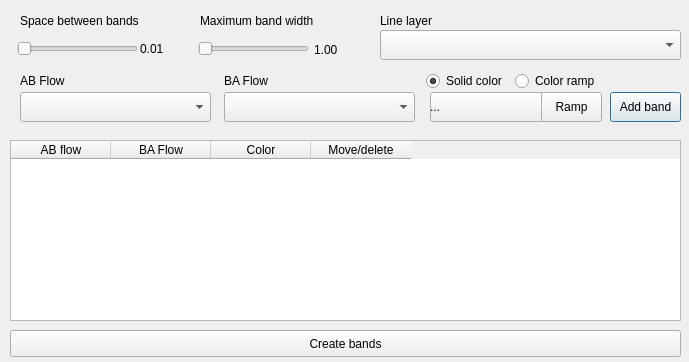
First picture: the form in gis/forms/ui_bandwidths.ui, repository AequilibraE/qaequilibrae, before the edit.
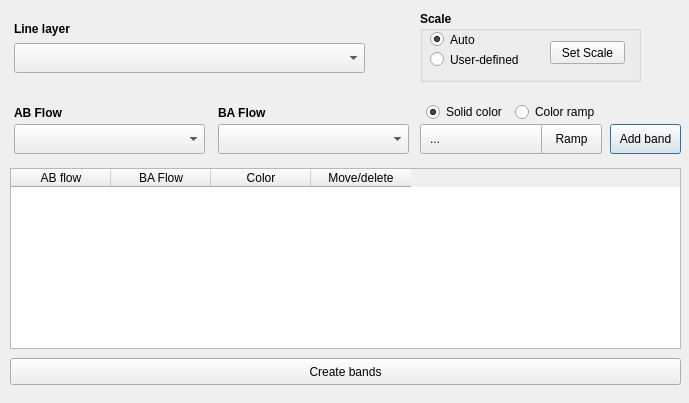
Second picture: the form after the edit. Custom widgets are drawn as their Qt base class.

Commit message: Improves bandwidth formatting to allow for a user-defined scale

Diff of the .ui file:
```diff
--- a/gis/forms/ui_bandwidths.ui
+++ b/gis/forms/ui_bandwidths.ui
@@ -7,70 +7,18 @@
     <x>0</x>
     <y>0</y>
     <width>689</width>
-    <height>362</height>
+    <height>403</height>
    </rect>
   </property>
   <property name="windowTitle">
    <string>AequilibraE - Stacked Bandwidth and color ramps</string>
   </property>
-  <widget class="QLabel" name="label">
-   <property name="geometry">
-    <rect>
-     <x>20</x>
-     <y>10</y>
-     <width>131</width>
-     <height>21</height>
-    </rect>
-   </property>
-   <property name="text">
-    <string>Space between bands</string>
-   </property>
-  </widget>
-  <widget class="QLabel" name="label_2">
-   <property name="geometry">
-    <rect>
-     <x>200</x>
-     <y>10</y>
-     <width>131</width>
-     <height>21</height>
-    </rect>
-   </property>
-   <property name="text">
-    <string>Maximum band width</string>
-   </property>
-  </widget>
-  <widget class="QSlider" name="slider_spacer">
-   <property name="geometry">
-    <rect>
-     <x>17</x>
-     <y>40</y>
-     <width>121</width>
-     <height>18</height>
-    </rect>
-   </property>
-   <property name="orientation">
-    <enum>Qt::Horizontal</enum>
-   </property>
-  </widget>
-  <widget class="QSlider" name="slider_band_size">
-   <property name="geometry">
-    <rect>
-     <x>198</x>
-     <y>40</y>
-     <width>111</width>
-     <height>18</height>
-    </rect>
-   </property>
-   <property name="orientation">
-    <enum>Qt::Horizontal</enum>
-   </property>
-  </widget>
   <widget class="QgsMapLayerComboBox" name="mMapLayerComboBox">
    <property name="geometry">
     <rect>
-     <x>380</x>
-     <y>30</y>
-     <width>301</width>
+     <x>14</x>
+     <y>43</y>
+     <width>351</width>
      <height>30</height>
     </rect>
    </property>
@@ -78,8 +26,8 @@
   <widget class="QgsFieldComboBox" name="ab_FieldComboBox">
    <property name="geometry">
     <rect>
-     <x>20</x>
-     <y>92</y>
+     <x>14</x>
+     <y>124</y>
      <width>191</width>
      <height>30</height>
     </rect>
@@ -88,9 +36,9 @@
   <widget class="QgsColorButtonV2" name="mColorButton">
    <property name="geometry">
     <rect>
-     <x>430</x>
-     <y>92</y>
-     <width>141</width>
+     <x>420</x>
+     <y>124</y>
+     <width>151</width>
      <height>30</height>
     </rect>
    </property>
@@ -98,12 +46,19 @@
   <widget class="QLabel" name="label_3">
    <property name="geometry">
     <rect>
-     <x>380</x>
-     <y>10</y>
+     <x>14</x>
+     <y>18</y>
      <width>131</width>
      <height>21</height>
     </rect>
    </property>
+   <property name="font">
+    <font>
+     <pointsize>9</pointsize>
+     <weight>75</weight>
+     <bold>true</bold>
+    </font>
+   </property>
    <property name="text">
     <string>Line layer</string>
    </property>
@@ -111,8 +66,8 @@
   <widget class="QgsFieldComboBox" name="ba_FieldComboBox">
    <property name="geometry">
     <rect>
-     <x>224</x>
-     <y>92</y>
+     <x>218</x>
+     <y>124</y>
      <width>191</width>
      <height>30</height>
     </rect>
@@ -122,11 +77,16 @@
    <property name="geometry">
     <rect>
      <x>610</x>
-     <y>92</y>
+     <y>124</y>
      <width>71</width>
      <height>30</height>
     </rect>
    </property>
+   <property name="font">
+    <font>
+     <pointsize>9</pointsize>
+    </font>
+   </property>
    <property name="text">
     <string>Add band</string>
    </property>
@@ -135,7 +95,7 @@
    <property name="geometry">
     <rect>
      <x>10</x>
-     <y>140</y>
+     <y>168</y>
      <width>671</width>
      <height>181</height>
     </rect>
@@ -182,12 +142,19 @@
   <widget class="QLabel" name="label_5">
    <property name="geometry">
     <rect>
-     <x>224</x>
-     <y>70</y>
+     <x>218</x>
+     <y>102</y>
      <width>131</width>
      <height>21</height>
     </rect>
    </property>
+   <property name="font">
+    <font>
+     <pointsize>9</pointsize>
+     <weight>75</weight>
+     <bold>true</bold>
+    </font>
+   </property>
    <property name="text">
     <string>BA Flow</string>
    </property>
@@ -195,12 +162,19 @@
   <widget class="QLabel" name="label_6">
    <property name="geometry">
     <rect>
-     <x>20</x>
-     <y>70</y>
+     <x>14</x>
+     <y>102</y>
      <width>131</width>
      <height>21</height>
     </rect>
    </property>
+   <property name="font">
+    <font>
+     <pointsize>9</pointsize>
+     <weight>75</weight>
+     <bold>true</bold>
+    </font>
+   </property>
    <property name="text">
     <string>AB Flow</string>
    </property>
@@ -209,50 +183,34 @@
    <property name="geometry">
     <rect>
      <x>10</x>
-     <y>330</y>
+     <y>358</y>
      <width>671</width>
      <height>27</height>
     </rect>
    </property>
+   <property name="font">
+    <font>
+     <pointsize>9</pointsize>
+    </font>
+   </property>
    <property name="text">
     <string>Create bands</string>
    </property>
   </widget>
-  <widget class="QLabel" name="lbl_width">
-   <property name="geometry">
-    <rect>
-     <x>314</x>
-     <y>39</y>
-     <width>31</width>
-     <height>21</height>
-    </rect>
-   </property>
-   <property name="text">
-    <string>1.00</string>
-   </property>
-  </widget>
-  <widget class="QLabel" name="lbl_space">
-   <property name="geometry">
-    <rect>
-     <x>140</x>
-     <y>38</y>
-     <width>31</width>
-     <height>21</height>
-    </rect>
-   </property>
-   <property name="text">
-    <string>0.01</string>
-   </property>
-  </widget>
   <widget class="QPushButton" name="but_load_ramp">
    <property name="geometry">
     <rect>
      <x>541</x>
-     <y>92</y>
+     <y>124</y>
      <width>61</width>
      <height>30</height>
     </rect>
    </property>
+   <property name="font">
+    <font>
+     <pointsize>9</pointsize>
+    </font>
+   </property>
    <property name="text">
     <string>Ramp</string>
    </property>
@@ -261,11 +219,16 @@
    <property name="geometry">
     <rect>
      <x>426</x>
-     <y>70</y>
+     <y>101</y>
      <width>101</width>
      <height>22</height>
     </rect>
    </property>
+   <property name="font">
+    <font>
+     <pointsize>9</pointsize>
+    </font>
+   </property>
    <property name="text">
     <string>Solid color</string>
    </property>
@@ -277,11 +240,16 @@
    <property name="geometry">
     <rect>
      <x>515</x>
-     <y>70</y>
+     <y>101</y>
      <width>91</width>
      <height>22</height>
     </rect>
    </property>
+   <property name="font">
+    <font>
+     <pointsize>9</pointsize>
+    </font>
+   </property>
    <property name="text">
     <string>Color ramp</string>
    </property>
@@ -290,7 +258,7 @@
    <property name="geometry">
     <rect>
      <x>430</x>
-     <y>98</y>
+     <y>130</y>
      <width>101</width>
      <height>17</height>
     </rect>
@@ -299,6 +267,88 @@
     <string>...</string>
    </property>
   </widget>
+  <widget class="QGroupBox" name="gbox_scale">
+   <property name="geometry">
+    <rect>
+     <x>420</x>
+     <y>11</y>
+     <width>221</width>
+     <height>71</height>
+    </rect>
+   </property>
+   <property name="font">
+    <font>
+     <pointsize>9</pointsize>
+     <weight>75</weight>
+     <bold>true</bold>
+    </font>
+   </property>
+   <property name="title">
+    <string>Scale</string>
+   </property>
+   <widget class="QRadioButton" name="radioButton_2">
+    <property name="geometry">
+     <rect>
+      <x>10</x>
+      <y>40</y>
+      <width>91</width>
+      <height>17</height>
+     </rect>
+    </property>
+    <property name="font">
+     <font>
+      <pointsize>9</pointsize>
+      <weight>50</weight>
+      <bold>false</bold>
+     </font>
+    </property>
+    <property name="text">
+     <string>User-defined</string>
+    </property>
+   </widget>
+   <widget class="QRadioButton" name="radioButton">
+    <property name="geometry">
+     <rect>
+      <x>10</x>
+      <y>20</y>
+      <width>82</width>
+      <height>17</height>
+     </rect>
+    </property>
+    <property name="font">
+     <font>
+      <pointsize>9</pointsize>
+      <weight>50</weight>
+      <bold>false</bold>
+     </font>
+    </property>
+    <property name="text">
+     <string>Auto</string>
+    </property>
+    <property name="checked">
+     <bool>true</bool>
+    </property>
+   </widget>
+   <widget class="QPushButton" name="but_set_scale">
+    <property name="geometry">
+     <rect>
+      <x>130</x>
+      <y>30</y>
+      <width>75</width>
+      <height>23</height>
+     </rect>
+    </property>
+    <property name="font">
+     <font>
+      <weight>50</weight>
+      <bold>false</bold>
+     </font>
+    </property>
+    <property name="text">
+     <string>Set Scale</string>
+    </property>
+   </widget>
+  </widget>
  </widget>
  <customwidgets>
   <customwidget>
```
Left out of the diff: 2 changed lines with no effect on the pictures. The commit also changes 4 other files.
